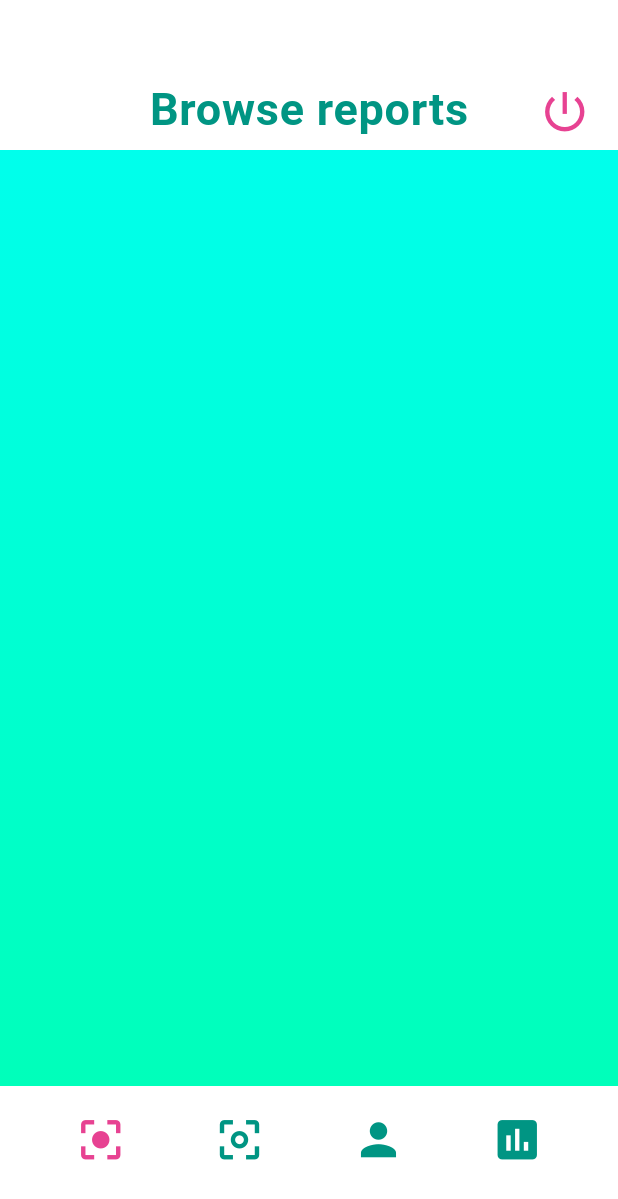
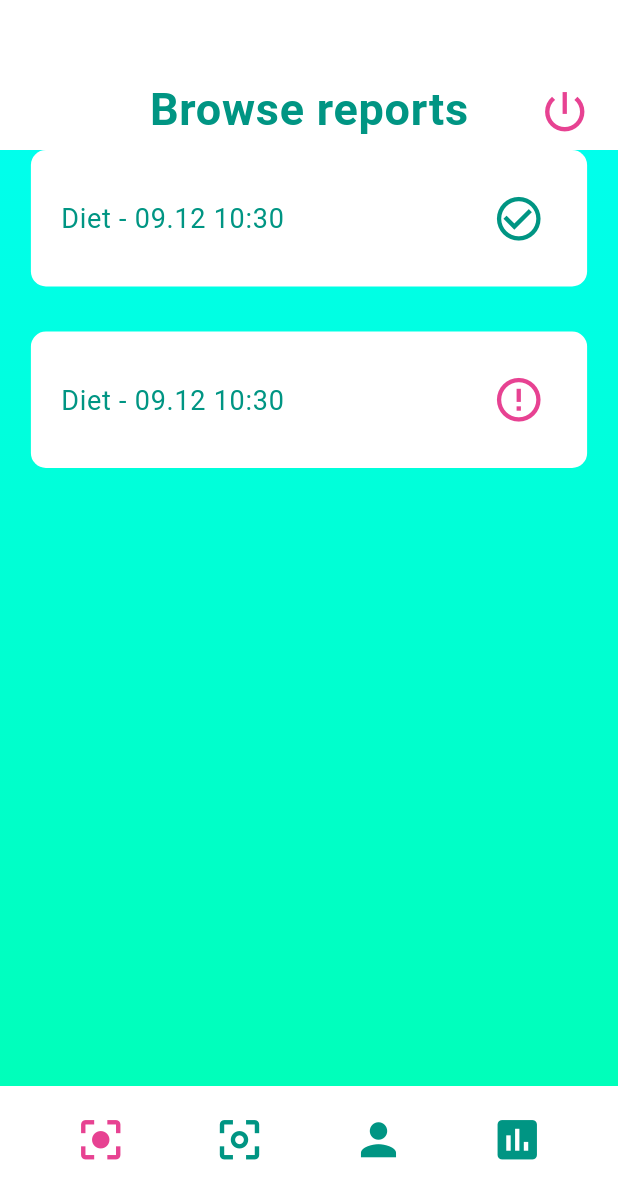
Before and after one commit to matbujnowicz/my-remote-care, a Flutter app: the SupervisorPanel screen opened by its route, on a phone screen of 412 x 824 dp. Shown: the top 1199 px of the screen. Run offline on Flutter 3.47's test engine with Material 2 defaults, Android fonts, the phone set to English and light mode, and no system bars.

Commit message:
browse raports screen

```diff
--- a/lib/data/raport_model.dart
+++ b/lib/data/raport_model.dart
@@ -19,11 +19,14 @@ class RaportModel {
   RaportType raportType;
   List<Question> questions;
 
-  RaportModel(
-      {this.submitted,
+  RaportModel({
     @required this.scheduledDate,
+    @required this.raportType,
+    this.submitted,
     this.submissionDate,
-      @required this.raportType}) {
+    this.questions,
+  }) {
+    if (questions == null)
       switch (raportType) {
         case RaportType.Diet:
           questions = dietQuestions;
@@ -79,3 +82,32 @@ List<Question> medicinesQuestions = [
       questionType: QuestionType.Text,
       question: "What medicines has patient taken today?"),
 ];
+
+List<RaportModel> initialRaports() {
+  List<RaportModel> initialRaportsMock = [];
+
+  List<Question> answeredDietQuestions = dietQuestions;
+  answeredDietQuestions.elementAt(0).answer = "Cereals with milk";
+  answeredDietQuestions.elementAt(1).answer = "Hotd dog";
+  answeredDietQuestions.elementAt(2).answer = "Bean soup";
+  answeredDietQuestions.elementAt(3).answer = 3;
+
+  RaportModel answereDietModelSubmitted = RaportModel(
+      submitted: true,
+      scheduledDate: DateTime.now(),
+      raportType: RaportType.Diet,
+      questions: answeredDietQuestions,
+      submissionDate: DateTime.now());
+
+  RaportModel answereDietModelNotSubmitted = RaportModel(
+      submitted: false,
+      scheduledDate: DateTime.now(),
+      raportType: RaportType.Diet,
+      questions: answeredDietQuestions,
+      submissionDate: DateTime.now());
+
+  initialRaportsMock.add(answereDietModelSubmitted);
+  initialRaportsMock.add(answereDietModelNotSubmitted);
+
+  return initialRaportsMock;
+}
--- /dev/null
+++ b/lib/screens/supervisor/browse_screen.dart
@@ -0,0 +1,23 @@
+import 'package:flutter/material.dart';
+import 'package:mrc/data/raport_model.dart';
+import 'package:mrc/widgets/raport_card.dart';
+
+class BrowseScreen extends StatelessWidget {
+  final List<RaportModel> raports;
+  BrowseScreen(this.raports);
+
+  @override
+  Widget build(BuildContext context) {
+    final screenWidth = MediaQuery.of(context).size.width;
+
+    return Container(
+      width: screenWidth * 0.9,
+      child: ListView.builder(
+        itemCount: raports.length,
+        itemBuilder: (BuildContext context, int index) {
+          return RaportCard(raport: raports.elementAt(index));
+        },
+      ),
+    );
+  }
+}
--- a/lib/screens/supervisor/supervisor_panel.dart
+++ b/lib/screens/supervisor/supervisor_panel.dart
@@ -1,5 +1,7 @@
 import 'package:flutter/material.dart';
 import 'package:mrc/app/styles.dart';
+import 'package:mrc/data/raport_model.dart';
+import 'package:mrc/screens/supervisor/browse_screen.dart';
 
 class SupervisorPanel extends StatefulWidget {
   SupervisorPanel({
@@ -13,6 +15,7 @@ class SupervisorPanel extends StatefulWidget {
 class _SupervisorPanelState extends State<SupervisorPanel> {
   final _barHeight = 100.0;
   int _screenIndex = 0;
+  List<RaportModel> _readyRaports = initialRaports();
 
   @override
   Widget build(BuildContext context) {
@@ -60,7 +63,7 @@ class _SupervisorPanelState extends State<SupervisorPanel> {
               Expanded(
                 child: AnimatedSwitcher(
                   duration: Duration(milliseconds: 200),
-                  child: Container(),
+                  child: _getScreenWidget(),
                 ),
               ),
               Container(
@@ -135,6 +138,21 @@ class _SupervisorPanelState extends State<SupervisorPanel> {
     }
   }
 
+  Widget _getScreenWidget() {
+    switch (_screenIndex) {
+      case 0:
+        return BrowseScreen(_readyRaports);
+      case 1:
+        return Container();
+      case 2:
+        return Container();
+      case 3:
+        return Container();
+      default:
+        return Container();
+    }
+  }
+
   void _changeScreen(int newScreenIndex) {
     if (newScreenIndex == _screenIndex) return;
     setState(() {
--- /dev/null
+++ b/lib/widgets/raport_card.dart
@@ -0,0 +1,52 @@
+import 'package:flutter/material.dart';
+import 'package:intl/intl.dart';
+import 'package:mrc/app/styles.dart';
+import 'package:mrc/data/raport_model.dart';
+import 'package:mrc/widgets/card_default.dart';
+
+class RaportCard extends StatelessWidget {
+  final RaportModel raport;
+  final Function onPress;
+
+  RaportCard({@required this.raport, this.onPress});
+
+  @override
+  Widget build(BuildContext context) {
+    return CardDefault(
+      margin: EdgeInsets.only(bottom: 30),
+      child: Row(
+        mainAxisAlignment: MainAxisAlignment.spaceBetween,
+        children: <Widget>[
+          Text(
+            "${raport.getName()} - ${getFormattedDate(raport.submissionDate)}",
+            style: greenFont,
+          ),
+          getIcon(),
+        ],
+      ),
+    );
+  }
+
+  String getFormattedDate(DateTime date) {
+    final format = DateFormat('dd.MM hh:mm');
+    return format.format(date);
+  }
+
+  Widget getIcon() {
+    if (raport.submitted == null) return Container();
+    if (raport.submitted)
+      return IconButton(
+        iconSize: 35,
+        icon: Icon(Icons.check_circle_outline),
+        onPressed: () {},
+        color: primaryGreenColor,
+      );
+    else
+      return IconButton(
+        iconSize: 35,
+        icon: Icon(Icons.error_outline),
+        onPressed: () {},
+        color: accentColor,
+      );
+  }
+}
--- a/pubspec.yaml
+++ b/pubspec.yaml
@@ -19,6 +19,8 @@ environment:
 dependencies:
   flutter:
     sdk: flutter
+  intl: ^0.16.0
+
 
 
 
```
Also changed, not shown: pubspec.lock. Lines whose indentation alone changed are shown as unchanged.
